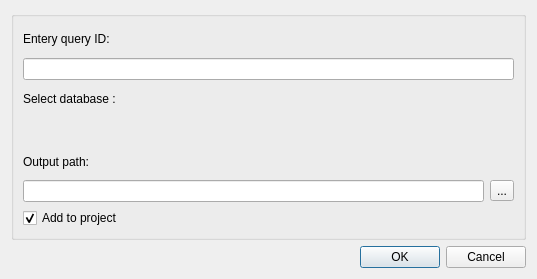
Qt form src/plugins/external_tool_support/src/blast_plus/BlastDBCmdDialog.ui (violethaze74/ugene) before a commit.
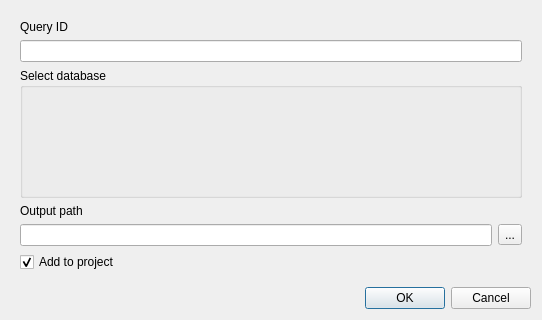
The same form after that commit.

Commit message: UGENE-4269. Fetch sequences from BLAST database dialog updates.

```diff
--- a/src/plugins/external_tool_support/src/blast_plus/BlastDBCmdDialog.ui
+++ b/src/plugins/external_tool_support/src/blast_plus/BlastDBCmdDialog.ui
@@ -6,14 +6,20 @@
    <rect>
     <x>0</x>
     <y>0</y>
-    <width>537</width>
-    <height>279</height>
+    <width>538</width>
+    <height>300</height>
    </rect>
   </property>
+  <property name="sizePolicy">
+   <sizepolicy hsizetype="MinimumExpanding" vsizetype="MinimumExpanding">
+    <horstretch>0</horstretch>
+    <verstretch>0</verstretch>
+   </sizepolicy>
+  </property>
   <property name="minimumSize">
    <size>
-    <width>537</width>
-    <height>279</height>
+    <width>0</width>
+    <height>0</height>
    </size>
   </property>
   <property name="maximumSize">
@@ -30,18 +36,27 @@
     <enum>QLayout::SetMinAndMaxSize</enum>
    </property>
    <item>
-    <widget class="QGroupBox" name="inputData">
-     <property name="title">
-      <string/>
+    <widget class="QWidget" name="inputData" native="true">
+     <property name="sizePolicy">
+      <sizepolicy hsizetype="Preferred" vsizetype="MinimumExpanding">
+       <horstretch>0</horstretch>
+       <verstretch>0</verstretch>
+      </sizepolicy>
+     </property>
+     <property name="minimumSize">
+      <size>
+       <width>520</width>
+       <height>270</height>
+      </size>
      </property>
      <layout class="QVBoxLayout" name="verticalLayout_2">
       <property name="sizeConstraint">
-       <enum>QLayout::SetMinAndMaxSize</enum>
+       <enum>QLayout::SetDefaultConstraint</enum>
       </property>
       <item>
        <widget class="QLabel" name="label">
         <property name="text">
-         <string>Entery query ID:</string>
+         <string>Query ID</string>
         </property>
        </widget>
       </item>
@@ -49,32 +64,28 @@
        <widget class="QLineEdit" name="queryIdEdit"/>
       </item>
       <item>
-       <widget class="QLabel" name="label_2">
-        <property name="text">
-         <string>Select database :</string>
-        </property>
-       </widget>
-      </item>
-      <item>
-       <widget class="QWidget" name="dbSelectorWidget" native="true">
+       <widget class="QGroupBox" name="dbSelectorWidget">
         <property name="sizePolicy">
-         <sizepolicy hsizetype="Preferred" vsizetype="Preferred">
+         <sizepolicy hsizetype="MinimumExpanding" vsizetype="MinimumExpanding">
           <horstretch>0</horstretch>
           <verstretch>0</verstretch>
          </sizepolicy>
         </property>
+        <property name="title">
+         <string>Select database</string>
+        </property>
         <layout class="QVBoxLayout" name="verticalLayout_10">
          <property name="spacing">
           <number>0</number>
          </property>
          <property name="leftMargin">
-          <number>0</number>
+          <number>10</number>
          </property>
          <property name="topMargin">
           <number>0</number>
          </property>
          <property name="rightMargin">
-          <number>0</number>
+          <number>10</number>
          </property>
          <property name="bottomMargin">
           <number>0</number>
@@ -85,7 +96,7 @@
       <item>
        <widget class="QLabel" name="label_3">
         <property name="text">
-         <string>Output path:</string>
+         <string>Output path</string>
         </property>
        </widget>
       </item>
@@ -94,7 +105,7 @@
         <item>
          <widget class="QLineEdit" name="outputPathLineEdit">
           <property name="readOnly">
-           <bool>true</bool>
+           <bool>false</bool>
           </property>
          </widget>
         </item>
```
Left out of the diff: 2 changed lines with no effect on the pictures. The commit also changes 4 other files.
